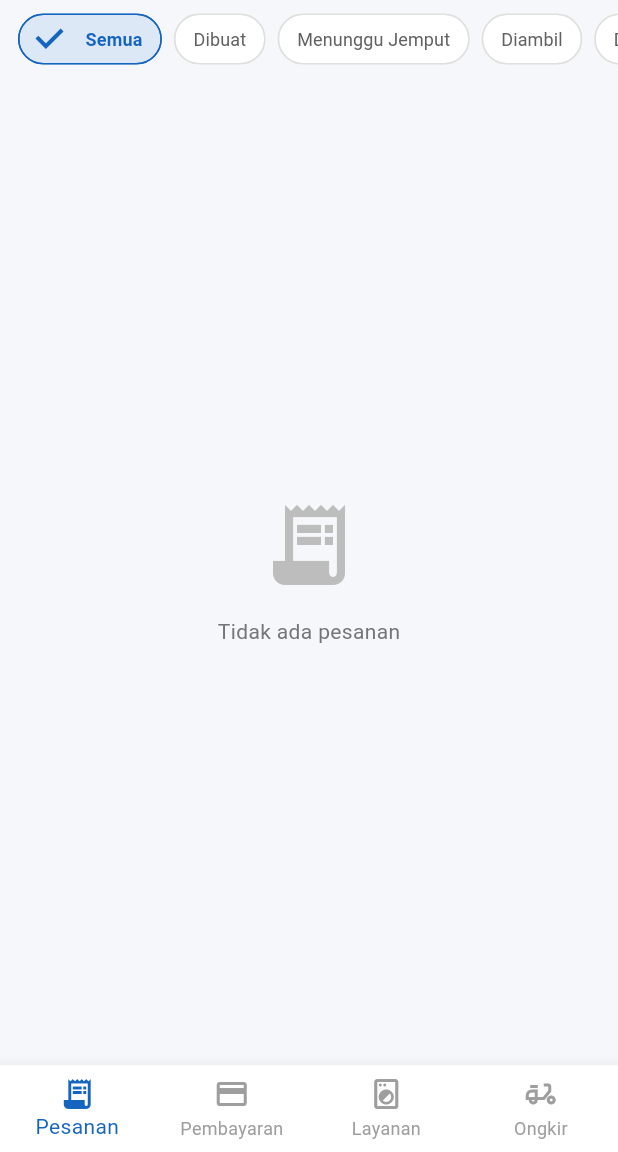
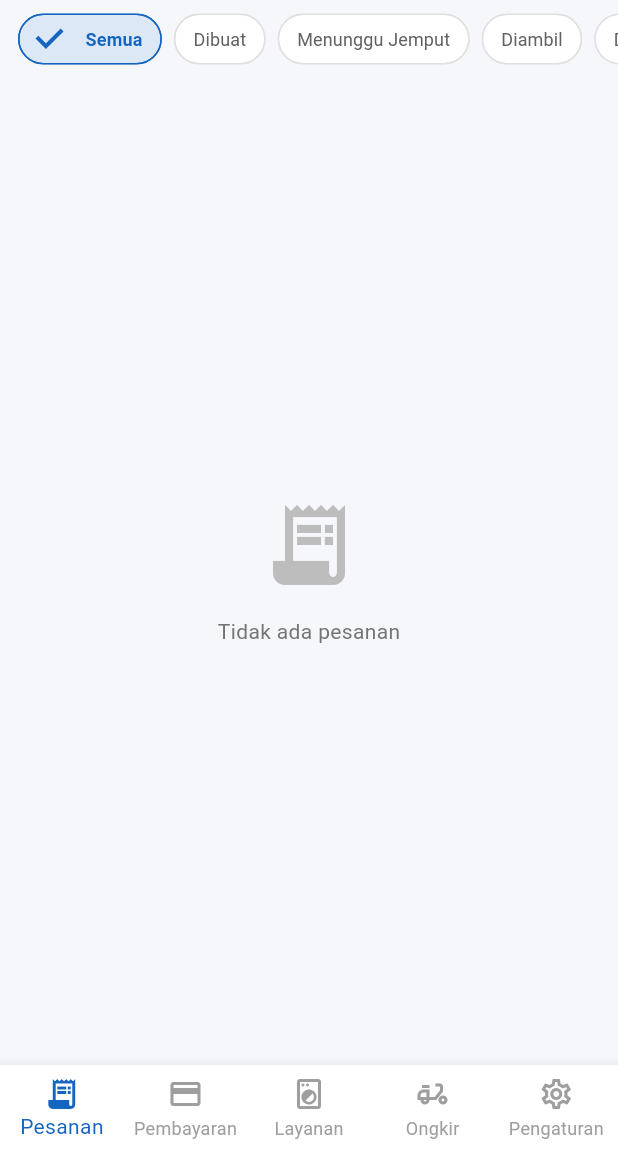
Before and after one commit to Mifta24/premire_laundry, a Flutter app: the AdminHomePage screen opened by its route, after a tap on the "refresh" icon, on a phone screen of 412 x 824 dp, the part 84-1236 px from its top. Run offline on Flutter 3.47's test engine with Material 3 defaults, Android fonts, the phone set to English and light mode, and no system bars; our stand-ins replace cached_network_image, firebase_core, firebase_messaging, flutter_local_notifications, flutter_map, go_router and 3 more; accounts and stored records are empty; network calls fail.

```diff
--- a/lib/pages/admin/admin_home_page.dart
+++ b/lib/pages/admin/admin_home_page.dart
@@ -6,6 +6,7 @@ import '../../providers/admin_provider.dart';
 import '../../providers/auth_provider.dart';
 import 'order/admin_order_list_page.dart';
 import 'payment/admin_payment_list_page.dart';
+import 'settings/admin_settings_page.dart';
 
 class AdminHomePage extends StatefulWidget {
   const AdminHomePage({super.key});
@@ -45,6 +46,7 @@ class _AdminHomePageState extends State<AdminHomePage> {
     'Pembayaran',
     'Layanan',
     'Ongkir',
+    'Pengaturan',
   ];
 
   @override
@@ -57,6 +59,7 @@ class _AdminHomePageState extends State<AdminHomePage> {
       const AdminPaymentListPage(),
       const _AdminServicesTab(),
       const _AdminDeliveryFeesTab(),
+      const AdminSettingsPage(),
     ];
 
     return Scaffold(
@@ -126,6 +129,11 @@ class _AdminHomePageState extends State<AdminHomePage> {
             activeIcon: Icon(Icons.delivery_dining),
             label: 'Ongkir',
           ),
+          const BottomNavigationBarItem(
+            icon: Icon(Icons.settings_outlined),
+            activeIcon: Icon(Icons.settings),
+            label: 'Pengaturan',
+          ),
         ],
       ),
     );
--- /dev/null
+++ b/lib/pages/admin/settings/admin_settings_page.dart
@@ -0,0 +1,407 @@
+import 'dart:io';
+import 'package:flutter/material.dart';
+import 'package:flutter_map/flutter_map.dart';
+import 'package:image_picker/image_picker.dart';
+import 'package:latlong2/latlong.dart';
+import 'package:supabase_flutter/supabase_flutter.dart';
+import '../../../core/constants/app_colors.dart';
+import '../../../widgets/app_button.dart';
+
+class AdminSettingsPage extends StatefulWidget {
+  const AdminSettingsPage({super.key});
+
+  @override
+  State<AdminSettingsPage> createState() => _AdminSettingsPageState();
+}
+
+class _AdminSettingsPageState extends State<AdminSettingsPage> {
+  final _supabase = Supabase.instance.client;
+  final _mapController = MapController();
+
+  final _latController = TextEditingController();
+  final _lngController = TextEditingController();
+  final _xenditTokenController = TextEditingController();
+
+  LatLng _storeLocation = const LatLng(-6.2088, 106.8456);
+  String _qrisImageUrl = '';
+  bool _isLoading = false;
+  bool _isUploading = false;
+
+  @override
+  void initState() {
+    super.initState();
+    _loadSettings();
+  }
+
+  @override
+  void dispose() {
+    _latController.dispose();
+    _lngController.dispose();
+    _xenditTokenController.dispose();
+    super.dispose();
+  }
+
+  Future<void> _loadSettings() async {
+    setState(() => _isLoading = true);
+    try {
+      final data = await _supabase.from('settings').select();
+      final map = <String, String>{};
+      for (final row in data as List<dynamic>) {
+        map[row['key'] as String] = row['value'] as String? ?? '';
+      }
+
+      final lat = double.tryParse(map['store_latitude'] ?? '') ?? -6.2088;
+      final lng = double.tryParse(map['store_longitude'] ?? '') ?? 106.8456;
+
+      setState(() {
+        _storeLocation = LatLng(lat, lng);
+        _latController.text = lat.toString();
+        _lngController.text = lng.toString();
+        _qrisImageUrl = map['qris_image_url'] ?? '';
+        _xenditTokenController.text = map['xendit_callback_token'] ?? '';
+      });
+    } catch (e) {
+      _showSnack('Gagal memuat settings: $e', isError: true);
+    } finally {
+      setState(() => _isLoading = false);
+    }
+  }
+
+  Future<void> _saveSetting(String key, String value) async {
+    await _supabase.from('settings').upsert(
+      {'key': key, 'value': value},
+      onConflict: 'key',
+    );
+  }
+
+  Future<void> _saveCoordinates() async {
+    final lat = double.tryParse(_latController.text);
+    final lng = double.tryParse(_lngController.text);
+    if (lat == null || lng == null) {
+      _showSnack('Koordinat tidak valid', isError: true);
+      return;
+    }
+    setState(() => _isLoading = true);
+    try {
+      await Future.wait([
+        _saveSetting('store_latitude', lat.toString()),
+        _saveSetting('store_longitude', lng.toString()),
+      ]);
+      setState(() => _storeLocation = LatLng(lat, lng));
+      _showSnack('Koordinat toko berhasil disimpan');
+    } catch (e) {
+      _showSnack('Gagal simpan koordinat: $e', isError: true);
+    } finally {
+      setState(() => _isLoading = false);
+    }
+  }
+
+  Future<void> _uploadQris() async {
+    final picker = ImagePicker();
+    final picked = await picker.pickImage(source: ImageSource.gallery);
+    if (picked == null) return;
+
+    setState(() => _isUploading = true);
+    try {
+      final file = File(picked.path);
+      final bytes = await file.readAsBytes();
+      final path = 'qris/qris_${DateTime.now().millisecondsSinceEpoch}.png';
+
+      await _supabase.storage.from('qris-assets').uploadBinary(
+            path,
+            bytes,
+            fileOptions: const FileOptions(contentType: 'image/png', upsert: true),
+          );
+
+      final url = _supabase.storage.from('qris-assets').getPublicUrl(path);
+      await _saveSetting('qris_image_url', url);
+
+      setState(() => _qrisImageUrl = url);
+      _showSnack('QRIS berhasil diupload');
+    } catch (e) {
+      _showSnack('Gagal upload QRIS: $e', isError: true);
+    } finally {
+      setState(() => _isUploading = false);
+    }
+  }
+
+  Future<void> _saveXenditToken() async {
+    final token = _xenditTokenController.text.trim();
+    if (token.isEmpty) {
+      _showSnack('Token tidak boleh kosong', isError: true);
+      return;
+    }
+    setState(() => _isLoading = true);
+    try {
+      await _saveSetting('xendit_callback_token', token);
+      _showSnack('Xendit token berhasil disimpan');
+    } catch (e) {
+      _showSnack('Gagal simpan token: $e', isError: true);
+    } finally {
+      setState(() => _isLoading = false);
+    }
+  }
+
+  void _showSnack(String msg, {bool isError = false}) {
+    if (!mounted) return;
+    ScaffoldMessenger.of(context).showSnackBar(SnackBar(
+      content: Text(msg),
+      backgroundColor: isError ? AppColors.error : AppColors.success,
+    ));
+  }
+
+  @override
+  Widget build(BuildContext context) {
+    return Scaffold(
+      backgroundColor: AppColors.background,
+      appBar: AppBar(
+        title: const Text('Pengaturan Toko'),
+        backgroundColor: AppColors.primary,
+        foregroundColor: Colors.white,
+        actions: [
+          IconButton(
+            icon: const Icon(Icons.refresh),
+            onPressed: _loadSettings,
+          ),
+        ],
+      ),
+      body: _isLoading
+          ? const Center(child: CircularProgressIndicator())
+          : SingleChildScrollView(
+              padding: const EdgeInsets.all(16),
+              child: Column(
+                crossAxisAlignment: CrossAxisAlignment.start,
+                children: [
+                  _buildSection(
+                    title: 'Lokasi Toko',
+                    icon: Icons.location_on,
+                    child: Column(
+                      children: [
+                        // Peta interaktif
+                        ClipRRect(
+                          borderRadius: BorderRadius.circular(12),
+                          child: SizedBox(
+                            height: 220,
+                            child: FlutterMap(
+                              mapController: _mapController,
+                              options: MapOptions(
+                                initialCenter: _storeLocation,
+                                initialZoom: 15,
+                                onTap: (_, point) {
+                                  setState(() {
+                                    _storeLocation = point;
+                                    _latController.text =
+                                        point.latitude.toStringAsFixed(6);
+                                    _lngController.text =
+                                        point.longitude.toStringAsFixed(6);
+                                  });
+                                },
+                              ),
+                              children: [
+                                TileLayer(
+                                  urlTemplate:
+                                      'https://tile.openstreetmap.org/{z}/{x}/{y}.png',
+                                  userAgentPackageName:
+                                      'com.premierlaundry.app',
+                                ),
+                                MarkerLayer(
+                                  markers: [
+                                    Marker(
+                                      point: _storeLocation,
+                                      width: 40,
+                                      height: 40,
+                                      child: const Icon(
+                                        Icons.store,
+                                        color: AppColors.primary,
+                                        size: 36,
+                                      ),
+                                    ),
+                                  ],
+                                ),
+                              ],
+                            ),
+                          ),
+                        ),
+                        const SizedBox(height: 8),
+                        const Text(
+                          'Tap pada peta untuk memilih lokasi toko',
+                          style: TextStyle(fontSize: 12, color: Colors.grey),
+                        ),
+                        const SizedBox(height: 12),
+                        Row(
+                          children: [
+                            Expanded(
+                              child: TextField(
+                                controller: _latController,
+                                keyboardType: const TextInputType.numberWithOptions(
+                                    decimal: true, signed: true),
+                                decoration: InputDecoration(
+                                  labelText: 'Latitude',
+                                  border: OutlineInputBorder(
+                                      borderRadius: BorderRadius.circular(10)),
+                                  filled: true,
+                                  fillColor: Colors.white,
+                                ),
+                                onChanged: (v) {
+                                  final lat = double.tryParse(v);
+                                  final lng = double.tryParse(_lngController.text);
+                                  if (lat != null && lng != null) {
+                                    setState(() => _storeLocation = LatLng(lat, lng));
+                                  }
+                                },
+                              ),
+                            ),
+                            const SizedBox(width: 12),
+                            Expanded(
+                              child: TextField(
+                                controller: _lngController,
+                                keyboardType: const TextInputType.numberWithOptions(
+                                    decimal: true, signed: true),
+                                decoration: InputDecoration(
+                                  labelText: 'Longitude',
+                                  border: OutlineInputBorder(
+                                      borderRadius: BorderRadius.circular(10)),
+                                  filled: true,
+                                  fillColor: Colors.white,
+                                ),
+                                onChanged: (v) {
+                                  final lat = double.tryParse(_latController.text);
+                                  final lng = double.tryParse(v);
+                                  if (lat != null && lng != null) {
+                                    setState(() => _storeLocation = LatLng(lat, lng));
+                                  }
+                                },
+                              ),
+                            ),
+                          ],
+                        ),
+                        const SizedBox(height: 12),
+                        AppButton(
+                          onPressed: _saveCoordinates,
+                          label: 'Simpan Lokasi Toko',
+                          isLoading: _isLoading,
+                          color: AppColors.primary,
+                        ),
+                      ],
+                    ),
+                  ),
+
+                  const SizedBox(height: 16),
+
+                  _buildSection(
+                    title: 'Gambar QRIS',
+                    icon: Icons.qr_code,
+                    child: Column(
+                      children: [
+                        if (_qrisImageUrl.isNotEmpty)
+                          ClipRRect(
+                            borderRadius: BorderRadius.circular(12),
+                            child: Image.network(
+                              _qrisImageUrl,
+                              height: 200,
+                              fit: BoxFit.contain,
+                              errorBuilder: (ctx, e, stack) => const Icon(
+                                Icons.broken_image,
+                                size: 80,
+                                color: Colors.grey,
+                              ),
+                            ),
+                          )
+                        else
+                          Container(
+                            height: 120,
+                            decoration: BoxDecoration(
+                              color: Colors.grey[100],
+                              borderRadius: BorderRadius.circular(12),
+                              border: Border.all(color: Colors.grey[300]!),
+                            ),
+                            child: const Center(
+                              child: Column(
+                                mainAxisAlignment: MainAxisAlignment.center,
+                                children: [
+                                  Icon(Icons.qr_code, size: 48, color: Colors.grey),
+                                  SizedBox(height: 8),
+                                  Text('Belum ada gambar QRIS',
+                                      style: TextStyle(color: Colors.grey)),
+                                ],
+                              ),
+                            ),
+                          ),
+                        const SizedBox(height: 12),
+                        AppButton(
+                          onPressed: _uploadQris,
+                          label: _isUploading ? 'Mengupload...' : 'Upload Gambar QRIS',
+                          isLoading: _isUploading,
+                          color: AppColors.secondary,
+                        ),
+                      ],
+                    ),
+                  ),
+
+                  const SizedBox(height: 16),
+
+                  _buildSection(
+                    title: 'Xendit Webhook Token',
+                    icon: Icons.webhook,
+                    child: Column(
+                      children: [
+                        TextField(
+                          controller: _xenditTokenController,
+                          decoration: InputDecoration(
+                            labelText: 'Webhook Verification Token',
+                            hintText: 'Paste token dari Xendit Dashboard',
+                            border: OutlineInputBorder(
+                                borderRadius: BorderRadius.circular(10)),
+                            filled: true,
+                            fillColor: Colors.white,
+                          ),
+                          maxLines: 2,
+                        ),
+                        const SizedBox(height: 12),
+                        AppButton(
+                          onPressed: _saveXenditToken,
+                          label: 'Simpan Token',
+                          isLoading: _isLoading,
+                        ),
+                      ],
+                    ),
+                  ),
+
+                  const SizedBox(height: 32),
+                ],
+              ),
+            ),
+    );
+  }
+
+  Widget _buildSection({
+    required String title,
+    required IconData icon,
+    required Widget child,
+  }) {
+    return Card(
+      shape: RoundedRectangleBorder(borderRadius: BorderRadius.circular(12)),
+      child: Padding(
+        padding: const EdgeInsets.all(16),
+        child: Column(
+          crossAxisAlignment: CrossAxisAlignment.start,
+          children: [
+            Row(
+              children: [
+                Icon(icon, color: AppColors.primary, size: 20),
+                const SizedBox(width: 8),
+                Text(
+                  title,
+                  style: const TextStyle(
+                      fontSize: 15, fontWeight: FontWeight.bold),
+                ),
+              ],
+            ),
+            const Divider(height: 24),
+            child,
+          ],
+        ),
+      ),
+    );
+  }
+}
--- a/lib/providers/auth_provider.dart
+++ b/lib/providers/auth_provider.dart
@@ -1,5 +1,6 @@
 import 'package:flutter/foundation.dart';
 import 'package:supabase_flutter/supabase_flutter.dart';
+import '../core/services/notification_service.dart';
 import '../models/profile_model.dart';
 
 class AuthProvider extends ChangeNotifier {
@@ -52,6 +53,7 @@ class AuthProvider extends ChangeNotifier {
       _currentUser = response.user;
       if (_currentUser != null) {
         await loadProfile();
+        await NotificationService().saveTokenToSupabase(_currentUser!.id);
         return true;
       }
       return false;
@@ -83,6 +85,7 @@ class AuthProvider extends ChangeNotifier {
       _currentUser = response.user;
       if (_currentUser != null) {
         await loadProfile();
+        await NotificationService().saveTokenToSupabase(_currentUser!.id);
         return true;
       }
       return false;
@@ -100,6 +103,9 @@ class AuthProvider extends ChangeNotifier {
   Future<void> signOut() async {
     _setLoading(true);
     try {
+      if (_currentUser != null) {
+        await NotificationService().deactivateToken(_currentUser!.id);
+      }
       await _supabase.auth.signOut();
       _currentUser = null;
       _profile = null;
--- a/pubspec.yaml
+++ b/pubspec.yaml
@@ -25,6 +25,7 @@ dependencies:
   uuid: ^4.5.1
   firebase_core: ^3.13.1
   firebase_messaging: ^15.2.5
+  flutter_local_notifications: ^18.0.1
 
 dev_dependencies:
   flutter_test:
```
Also changed, not shown: lib/core/services/notification_service.dart (added, +174 -0 lines), lib/main.dart (+9 -15 lines), flutter_01.png (added), lib/firebase_options.dart, pubspec.lock, 20 other files.
